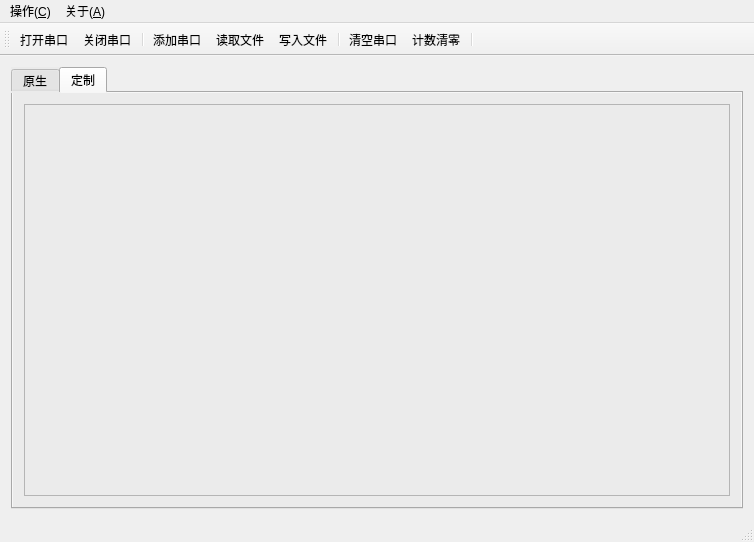
The window that mainwindow.ui (qufeiyan/SerialPort-) describes before a commit, drawn with Qt 5.
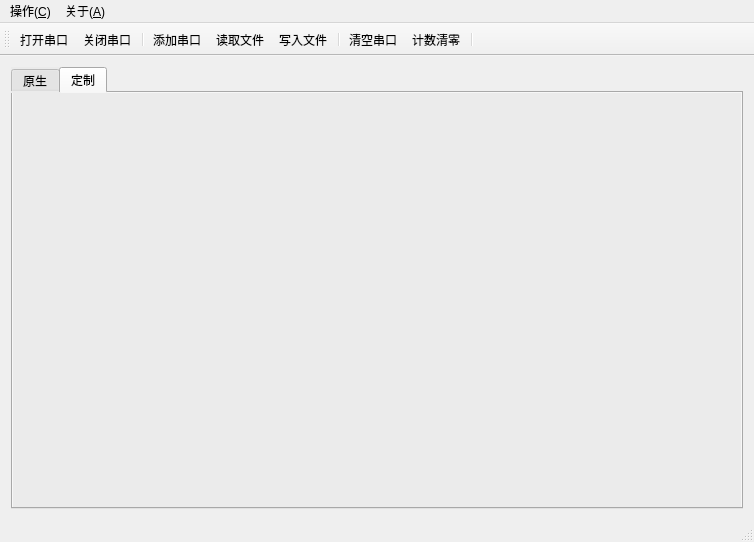
The same window after the commit. The open tabs and pages were chosen to show the change. Icons and pictures are not drawn.

```diff
--- a/mainwindow.ui
+++ b/mainwindow.ui
@@ -481,20 +481,11 @@
        </attribute>
        <layout class="QVBoxLayout" name="verticalLayout_7">
         <item>
-         <widget class="QTableView" name="tbv_Disp">
-          <property name="font">
-           <font>
-            <family>Consolas</family>
-            <pointsize>12</pointsize>
-           </font>
+         <layout class="QVBoxLayout" name="vlay_tab2">
+          <property name="spacing">
+           <number>2</number>
           </property>
-          <property name="mouseTracking">
-           <bool>true</bool>
-          </property>
-          <property name="sizeAdjustPolicy">
-           <enum>QAbstractScrollArea::AdjustToContents</enum>
-          </property>
-         </widget>
+         </layout>
         </item>
        </layout>
       </widget>
```
Left out of the diff: 2 changed lines with no effect on the pictures.
